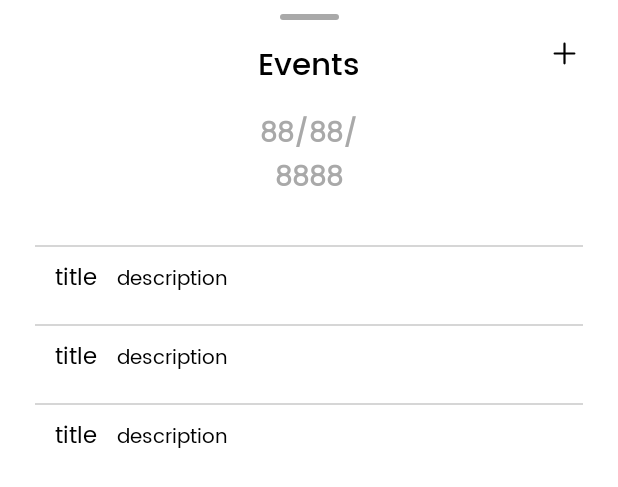
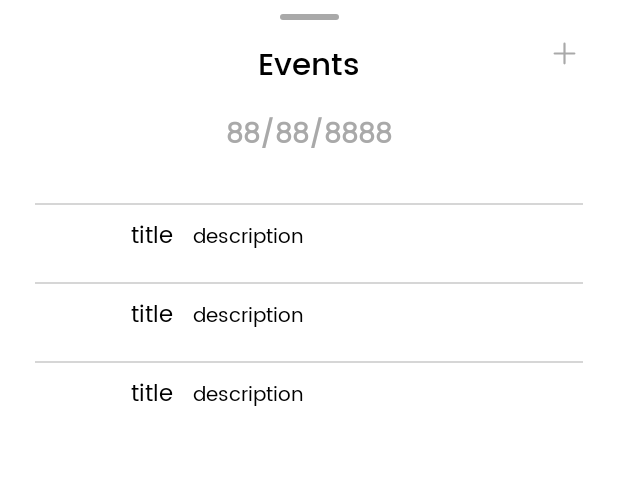
Before and after one commit to visakhc/RemindMe, an Android app: the layout bottom_sheet_layout.xml on its own in the app's theme, with its tools: preview values and no code run, on a phone screen of 412 x 824 dp. Shown: the top 487 px of the screen. Run offline under Robolectric (Android 15) with nearby library versions, the phone set to English and light mode, and no system bars.

Commit message:
saving event logic changed. event bottomsheet done.

```diff
--- a/app/src/main/java/com/app/remindme/adapter/EventsAdapter.kt
+++ b/app/src/main/java/com/app/remindme/adapter/EventsAdapter.kt
@@ -5,6 +5,7 @@ import android.view.ViewGroup
 import androidx.recyclerview.widget.RecyclerView
 import com.app.remindme.data.model.EventsModel
 import com.app.remindme.databinding.ItemEventsBinding
+import com.app.remindme.utils.logThis
 
 class EventsAdapter : RecyclerView.Adapter<EventsAdapter.MyViewHolder>() {
     private val itemList = mutableListOf<EventsModel>()
@@ -25,9 +26,11 @@ class EventsAdapter : RecyclerView.Adapter<EventsAdapter.MyViewHolder>() {
 
     override fun onBindViewHolder(holder: MyViewHolder, position: Int) {
         with(itemList[position]) {
+            logThis(this)
             holder.binding.tvTitle.text = title
             holder.binding.tvDesc.text = description
             holder.binding.tvEventEmojis.text = emoji
+            if (emoji.length > 4) holder.binding.tvEventEmojis.isSelected = true
         }
     }
 
--- a/app/src/main/java/com/app/remindme/ui/activities/MainActivity.kt
+++ b/app/src/main/java/com/app/remindme/ui/activities/MainActivity.kt
@@ -9,7 +9,7 @@ import androidx.appcompat.widget.PopupMenu
 import androidx.lifecycle.ViewModelProvider
 import com.app.remindme.R
 import com.app.remindme.adapter.CalendarAdapter
-import com.app.remindme.bottomsheets.EventsBottomSheet
+import com.app.remindme.ui.bottomsheets.EventsBottomSheet
 import com.app.remindme.data.model.CalenderModel
 import com.app.remindme.databinding.ActivityMainBinding
 import com.app.remindme.ui.viewmodel.EventsViewModel
--- a/app/src/main/res/layout/bottom_sheet_layout.xml
+++ b/app/src/main/res/layout/bottom_sheet_layout.xml
@@ -1,6 +1,5 @@
 <?xml version="1.0" encoding="utf-8"?>
-<androidx.constraintlayout.widget.ConstraintLayout
-    xmlns:android="http://schemas.android.com/apk/res/android"
+<androidx.constraintlayout.widget.ConstraintLayout xmlns:android="http://schemas.android.com/apk/res/android"
     xmlns:app="http://schemas.android.com/apk/res-auto"
     xmlns:tools="http://schemas.android.com/tools"
     android:layout_width="match_parent"
@@ -30,11 +29,11 @@
     <TextView
         android:id="@+id/tv_date"
         style="@style/mediumTextRegular"
-        android:layout_width="@dimen/_50sdp"
+        android:layout_width="match_parent"
         android:layout_height="wrap_content"
         android:layout_marginTop="@dimen/_10sdp"
+        android:gravity="center"
         android:text="88/88/8888"
-        android:gravity="center"
         android:textColor="@color/dark_gray"
         android:textStyle="bold"
         app:layout_constraintEnd_toEndOf="parent"
@@ -44,24 +43,26 @@
     <androidx.recyclerview.widget.RecyclerView
         android:id="@+id/rv_alert"
         android:layout_width="match_parent"
-        tools:listitem="@layout/item_events"
         android:layout_height="wrap_content"
         android:layout_marginHorizontal="@dimen/_18sdp"
-        android:layout_marginVertical="@dimen/_20sdp"
+        android:layout_marginTop="@dimen/_20sdp"
+        android:layout_marginBottom="@dimen/_40sdp"
         app:layout_constraintBottom_toBottomOf="parent"
         app:layout_constraintEnd_toEndOf="parent"
         app:layout_constraintStart_toStartOf="parent"
-        app:layout_constraintTop_toBottomOf="@+id/tv_date" />
+        app:layout_constraintTop_toBottomOf="@+id/tv_date"
+        tools:listitem="@layout/item_events" />
 
     <ImageView
         android:id="@+id/iv_add"
         android:layout_width="@dimen/_30sdp"
         android:layout_height="@dimen/_30sdp"
         android:layout_marginTop="16dp"
+        android:layout_marginEnd="16dp"
         android:padding="@dimen/_6sdp"
-        android:layout_marginEnd="16dp"
-        app:layout_constraintEnd_toEndOf="parent"
+         app:layout_constraintEnd_toEndOf="parent"
         app:layout_constraintTop_toTopOf="parent"
-        app:srcCompat="@drawable/ic_add_outline" />
+        app:srcCompat="@drawable/ic_add_outline"
+        app:tint="@color/dark_gray" />
 
 </androidx.constraintlayout.widget.ConstraintLayout>
--- a/app/src/main/res/layout/item_events.xml
+++ b/app/src/main/res/layout/item_events.xml
@@ -16,16 +16,18 @@
 
     <TextView
         android:id="@+id/tvEventEmojis"
-        android:layout_width="wrap_content"
-        android:layout_height="match_parent"
-        android:textSize="@dimen/_14ssp"
-        android:gravity="center"
-        android:maxLength="1"
+        style="@style/normalTextSemiBold"
+        android:layout_width="@dimen/_35sdp"
+        android:layout_height="wrap_content"
+        android:layout_marginTop="2dp"
+        android:layout_marginStart="5dp"
         android:singleLine="true"
+        android:ellipsize="marquee"
+        android:marqueeRepeatLimit="marquee_forever"
+        android:scrollHorizontally="true"
         app:layout_constraintBottom_toBottomOf="parent"
         app:layout_constraintStart_toStartOf="parent"
-        app:layout_constraintTop_toTopOf="parent" />
-
+        app:layout_constraintTop_toTopOf="parent"  />
     <TextView
         android:id="@+id/tv_title"
         style="@style/normalTextRegular"
```
Also changed, not shown: app/src/main/java/com/app/remindme/ui/activities/AddEventsActivity.kt (+13 -2 lines), app/src/main/java/com/app/remindme/ui/bottomsheets/EventsBottomSheet.kt (renamed from app/src/main/java/com/app/remindme/bottomsheets/EventsBottomSheet.kt, +11 -10 lines), app/src/main/res/values/themes.xml (+10 -1 lines), 1 other file.
